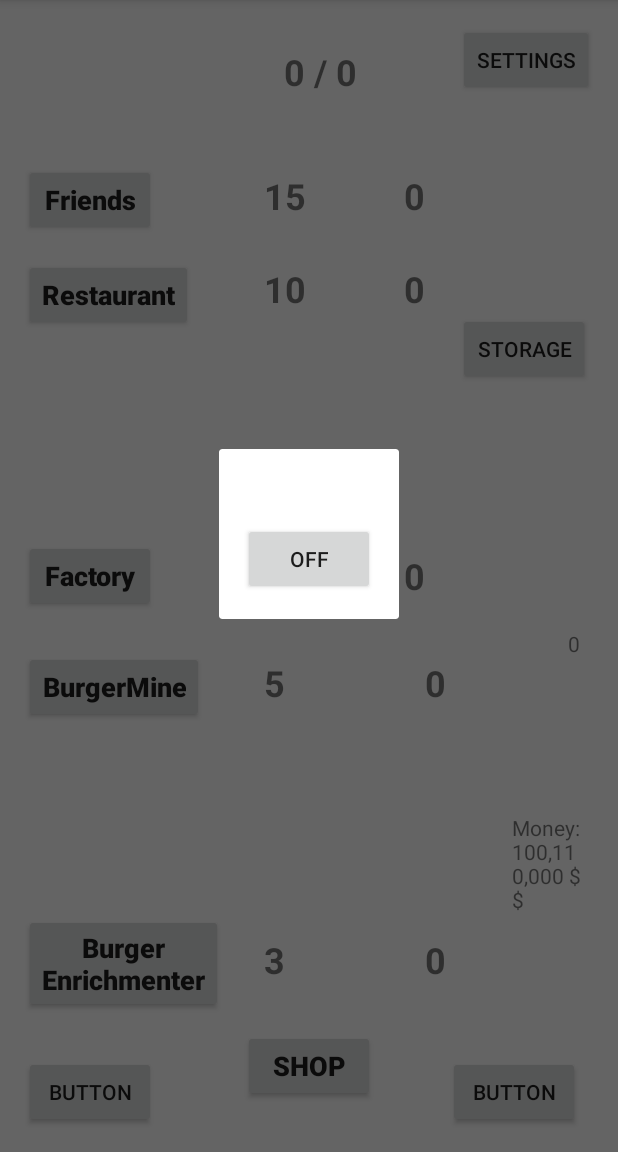
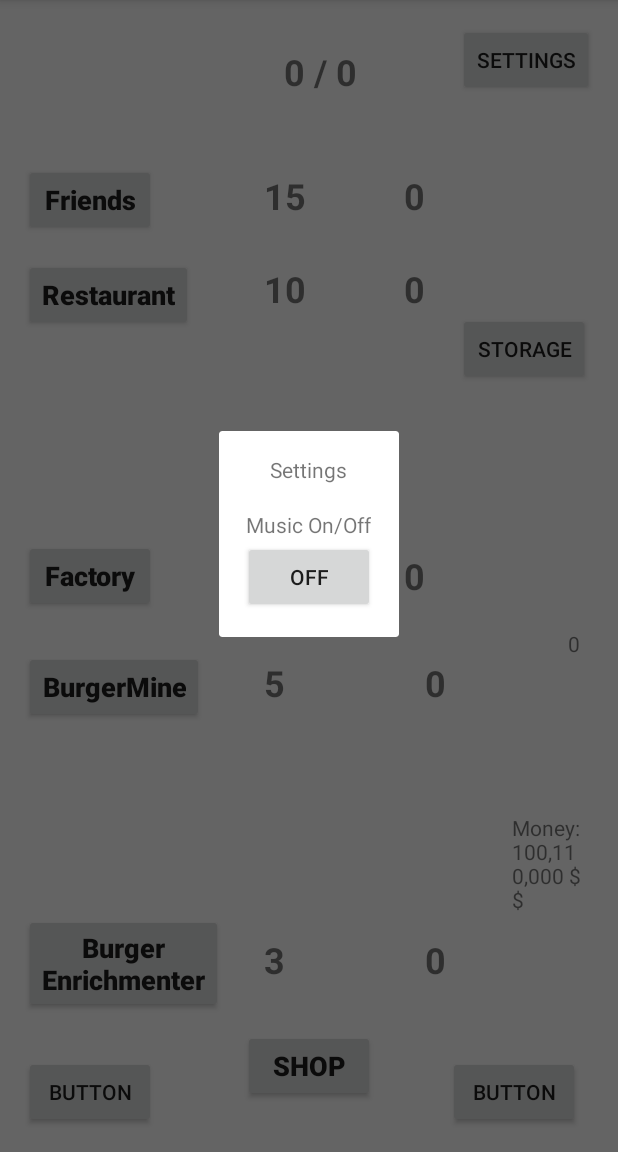
Before and after one commit to Deremick/FeedTheWorld3, an Android app: the screen it shows after launch (MainActivity), after a tap on "SETTINGS", on a phone screen of 412 x 824 dp, the part 84-1236 px from its top. Run offline under Robolectric (Android 15) with nearby library versions, the light colour scheme and no system bars.

Commit message:
2016.11.13 - 18:13

```diff
--- a/app/src/main/java/com/alexanderwolf/feedtheworld/MainActivity.java
+++ b/app/src/main/java/com/alexanderwolf/feedtheworld/MainActivity.java
@@ -11,17 +11,12 @@ import android.os.Bundle;
 import android.view.View;
 import android.widget.Button;
 import android.widget.TextView;
-import android.widget.ToggleButton;
 
 import com.alexanderwolf.Buy;
-import com.alexanderwolf.Ingredients;
-import com.alexanderwolf.Settings;
 import com.alexanderwolf.Storage;
 
 import java.text.DecimalFormat;
 import java.util.Date;
-import java.util.Timer;
-import java.util.TimerTask;
 
 public class MainActivity extends AppCompatActivity {
 
@@ -62,6 +57,7 @@ public class MainActivity extends AppCompatActivity {
 
     boolean firstStart;
     private static TextView MoneyText;
+    boolean firstPress;
 
 
     @Override
@@ -70,8 +66,8 @@ public class MainActivity extends AppCompatActivity {
         setContentView(R.layout.activity_main);
 
         setAlarmManager();
-
-
+        Intent Noti = new Intent(this, Notification.class);
+        startService(Noti);
         MoneyText = (TextView) findViewById(R.id.MoneyText);
 
         SharedPreferences firstPref = getSharedPreferences("FirstStart", Context.MODE_PRIVATE);
@@ -113,8 +109,8 @@ public class MainActivity extends AppCompatActivity {
             public void onClick(View view) {
                 Dialog settings = new Dialog(MainActivity.this);
 
+                settings.setContentView(R.layout.activity_settings);
                 settings.setTitle("Settings");
-                settings.setContentView(R.layout.activity_settings);
                 settings.show();
 
                 SharedPreferences pressedPref = getSharedPreferences("Pressed", Context.MODE_PRIVATE);
@@ -126,6 +122,7 @@ public class MainActivity extends AppCompatActivity {
                 else {
                     musicOnOff.setText("On");
                 }
+
 
              //   final Button musicOnOff = (Button) settings.findViewById(R.id.musicSwitcher);
                 musicOnOff.setOnClickListener(new View.OnClickListener() {
@@ -169,6 +166,7 @@ public class MainActivity extends AppCompatActivity {
             }
         });
 
+
         SharedPreferences numberofFriends = getSharedPreferences("Producters", Context.MODE_PRIVATE);
         numberOfFriends = numberofFriends.getInt("NOFriends", 0);
 
@@ -193,6 +191,10 @@ public class MainActivity extends AppCompatActivity {
         MineProduct = sumPref.getInt("MineProd", 0);
         EnrichProduct = sumPref.getInt("EnrichProd", 0);
 
+        if (numberOfFriends == 0) {
+            final Button startFriend = (Button) findViewById(R.id.Start_Friends);
+            startFriend.setClickable(false);
+        }
         if (numberOfRests == 0) {
             final Button startRest = (Button) findViewById(R.id.start_Restaurant);
             startRest.setClickable(false);
@@ -240,6 +242,16 @@ public class MainActivity extends AppCompatActivity {
                         runOnUiThread(new Runnable() {
                             @Override
                             public void run() {
+                                SharedPreferences started = getSharedPreferences("Started", Context.MODE_PRIVATE);
+                                friendsStarted = started.getBoolean("FriendsStarted", false);
+                                restStarted = started.getBoolean("RestStarted", false);
+                                factStarted = started.getBoolean("FactStarted", false);
+                                mineStarted = started.getBoolean("MineStarted", false);
+                                enrichStarted = started.getBoolean("EnrichStarted", false);
+                                if (numberOfFriends > 0 && !friendsStarted) {
+                                    final Button startFriend = (Button) findViewById(R.id.Start_Friends);
+                                    startFriend.setClickable(true);
+                                }
                                 if (numberOfRests > 0 && !restStarted) {
                                     final Button startRest = (Button) findViewById(R.id.start_Restaurant);
                                     startRest.setClickable(true);
@@ -316,16 +328,10 @@ public class MainActivity extends AppCompatActivity {
 
                                     SharedPreferences.Editor sumEdit = sumPref.edit();
                                     sumEdit.putInt("sumProd", productSum + EnrichProduct + MineProduct + FactProduct + RestProduct + FriendProduct);
-                                    sumEdit.commit();
-
                                     sumEdit.putInt("FriendProd", 0);
-                                    sumEdit.commit();
                                     sumEdit.putInt("RestProd", 0);
-                                    sumEdit.commit();
                                     sumEdit.putInt("FactProd", 0);
-                                    sumEdit.commit();
                                     sumEdit.putInt("MineProd", 0);
-                                    sumEdit.commit();
                                     sumEdit.putInt("EnrichProd", 0);
                                     sumEdit.commit();
                                 SharedPreferences ingredient = getSharedPreferences("Ingredients", Context.MODE_PRIVATE);
@@ -351,82 +357,94 @@ public class MainActivity extends AppCompatActivity {
 
     public void startFriends(View view) {
         friendsStarted = true;
+        SharedPreferences started = getSharedPreferences("Started", Context.MODE_PRIVATE);
+        SharedPreferences.Editor FriendsStarted = started.edit();
+        FriendsStarted.putBoolean("FriendsStarted", friendsStarted);
+        FriendsStarted.commit();
+        firstPress = started.getBoolean("firstStart", true);
+
         final Button startFriends = (Button) findViewById(R.id.Start_Friends);
         startFriends.setClickable(false);
-        Intent FriendIntent = new Intent(this, FriendProduct.class);
-        startService(FriendIntent);
+        if (firstPress) {
+            Intent FriendIntent = new Intent(this, FriendProduct.class);
+            startService(FriendIntent);
+
+            Intent fakeNoti = new Intent(this, FakeNotification.class);
+            startService(fakeNoti);
+        }
     }
 
 
     public void startRestaurant(View view) {
         restStarted = true;
+        SharedPreferences started = getSharedPreferences("Started", Context.MODE_PRIVATE);
+        SharedPreferences.Editor Started = started.edit();
+        Started.putBoolean("RestStarted", restStarted);
+        Started.commit();
+
         final Button startRest = (Button) findViewById(R.id.start_Restaurant);
         startRest.setClickable(false);
+
         Intent RestIntent = new Intent(this, RestProduct.class);
         startService(RestIntent);
+
+        Intent fakeNoti = new Intent(this, FakeNotification.class);
+        startService(fakeNoti);
     }
 
     public void startFactory(View view) {
         factStarted = true;
+        SharedPreferences started = getSharedPreferences("Started", Context.MODE_PRIVATE);
+        SharedPreferences.Editor Started = started.edit();
+        Started.putBoolean("FactStarted", factStarted);
+        Started.commit();
+
         final Button startFact = (Button) findViewById(R.id.start_Factory);
         startFact.setClickable(false);
+
         Intent FactIntent = new Intent(this, FactProduct.class);
         startService(FactIntent);
+
+        Intent fakeNoti = new Intent(this, FakeNotification.class);
+        startService(fakeNoti);
     }
 
 
     public void startMine(View view) {
         mineStarted = true;
+        SharedPreferences started = getSharedPreferences("Started", Context.MODE_PRIVATE);
+        SharedPreferences.Editor Started = started.edit();
+        Started.putBoolean("MineStarted", mineStarted);
+        Started.commit();
+
         final Button startMine = (Button) findViewById(R.id.start_BurgerMine);
         startMine.setClickable(false);
+
         Intent MineIntent = new Intent(this, MineProduct.class);
         startService(MineIntent);
 
-
-    /*    Timer mine = new Timer();
-        mine.schedule(new TimerTask() {
-            @Override
-            public void run() {
-                SharedPreferences sumPref = getSharedPreferences("Producters", Context.MODE_PRIVATE);
-                SharedPreferences storagePref = getSharedPreferences("Storage", Context.MODE_PRIVATE);
-                storage = storagePref.getInt("storage", 0);
-                ALLproduct = sumPref.getInt("sumProd", 0);
-                if (ALLproduct < storage) {
-                    if (MineTimer >= 0 && ingredient > 0) {
-                        MineTimer--;
-
-                    }
-                    if (MineTimer == 0 && ingredient > 0) {
-                        MineTimer = 5;
-                    }
-
-                }
-            }
-        }, 1000, 1000); */
+        Intent fakeNoti = new Intent(this, FakeNotification.class);
+        startService(fakeNoti);
     }
 
 
     public void startEnrich(View view) {
         enrichStarted = true;
+        SharedPreferences started = getSharedPreferences("Started", Context.MODE_PRIVATE);
+        SharedPreferences.Editor Started = started.edit();
+        Started.putBoolean("EnrichStarted", enrichStarted);
+        Started.commit();
+
         final Button startEnrich = (Button) findViewById(R.id.start_BurgerEnrichment);
         startEnrich.setClickable(false);
+
         Intent enrichIntent = new Intent(this, com.alexanderwolf.feedtheworld.EnrichProduct.class);
         startService(enrichIntent);
+
+        Intent fakeNoti = new Intent(this, FakeNotification.class);
+        startService(fakeNoti);
     }
 
-   /* public int sumP() {
-
-                if (FriendTimer == 0 || RestTimer == 0 || FactTimer == 0 || MineTimer == 0 || EnrichTimer == 0) {
-                    productSum = FriendProduct + RestProduct + FactProduct + MineProduct + EnrichProduct;
-
-                    SharedPreferences sumPref = getSharedPreferences("Producters", Context.MODE_PRIVATE);
-                    SharedPreferences.Editor sumEdit = sumPref.edit();
-                    sumEdit.putInt("sumProd", productSum);
-                    sumEdit.commit();
-
-                }
-        return productSum;
-    } */
 
     public void Shop(View view) {
         megallit = false;
@@ -476,57 +494,20 @@ public class MainActivity extends AppCompatActivity {
 
     }
 
- /*   public void Settings() {
-        final Button Settings = (Button) findViewById(R.id.Settings_button);
-
-        Settings.setOnClickListener(new View.OnClickListener() {
-            @Override
-            public void onClick(View view) {
-                Dialog settings = new Dialog(MainActivity.this);
-                settings.setTitle("Settings");
-                settings.setContentView(R.layout.activity_settings);
-                settings.show();
-
-                final ToggleButton musicOnOff = (ToggleButton) settings.findViewById(R.id.toggleButton2);
-                musicOnOff.setOnClickListener(new View.OnClickListener() {
-                    @Override
-                    public void onClick(View view) {
-                        if (musicOnOff.isChecked()) {
-                            Intent music = new Intent(MainActivity.this, Music_Service.class);
-                            startService(music);
-                        }
-                        if (!(musicOnOff.isChecked())) {
-                            Intent music = new Intent(MainActivity.this, Music_Service.class);
-                            stopService(music);
-                        }
-                    }
-                });
-            }
-        });
-
-
-    } */
-
     public void StorageAct(View view) {
         Intent storageAct = new Intent("com.alexanderwolf.Storage");
         storageAct.setClass(MainActivity.this, Storage.class);
         startActivity(storageAct);
     }
 
-  /*  public void IngredientsShop(View view) {
-        Intent ingredient = new Intent("com.alexanderwolf.Ingredients");
-        ingredient.setClass(MainActivity.this, Ingredients.class);
-        startActivity(ingredient);
-    } */
-
     private void setAlarmManager() {
-        Intent intent = new Intent(this, EnrichProduct.class);
+        Intent intent = new Intent(this, Stock.class);
         PendingIntent sender = PendingIntent.getBroadcast(this, 2, intent, 0);
         AlarmManager am = (AlarmManager) getSystemService(ALARM_SERVICE);
         long l = new Date().getTime();
         if (l < new Date().getTime()) {
-            l += 10000; // start at next hour
+            l += 3600000; // start at next hour
         }
-        am.setRepeating(AlarmManager.RTC_WAKEUP, l, 10000, sender);
+        am.setRepeating(AlarmManager.RTC_WAKEUP, l, 3600000, sender);
     }
 }
--- a/app/src/main/res/layout/activity_settings.xml
+++ b/app/src/main/res/layout/activity_settings.xml
@@ -14,8 +14,25 @@
         android:text="Off"
         android:layout_width="wrap_content"
         android:layout_height="wrap_content"
-        android:layout_alignParentTop="true"
+        android:layout_marginTop="38dp"
+        android:id="@+id/musicSwitcher"
+        android:layout_below="@+id/textView7"
+        android:layout_centerHorizontal="true" />
+
+    <TextView
+        android:text="Settings"
+        android:layout_width="wrap_content"
+        android:layout_height="wrap_content"
+        android:id="@+id/textView7"
+        android:textAlignment="center"
+        android:layout_centerHorizontal="true" />
+
+    <TextView
+        android:text="Music On/Off"
+        android:layout_width="wrap_content"
+        android:layout_height="wrap_content"
+        android:id="@+id/textView8"
+        android:layout_below="@+id/textView7"
         android:layout_centerHorizontal="true"
-        android:layout_marginTop="33dp"
-        android:id="@+id/musicSwitcher" />
+        android:layout_marginTop="17dp" />
 </RelativeLayout>
--- a/app/src/main/res/layout/activity_storage.xml
+++ b/app/src/main/res/layout/activity_storage.xml
@@ -37,7 +37,7 @@
         android:max="1000" />
 
     <Button
-        android:text="new stock value"
+        android:text="new stock value (50,000 $$)"
         android:layout_width="wrap_content"
         android:layout_height="wrap_content"
         android:id="@+id/button4"
```
Also changed, not shown: app/src/main/AndroidManifest.xml (+8 -0 lines), app/src/main/java/com/alexanderwolf/Storage.java (+38 -7 lines), app/src/main/java/com/alexanderwolf/feedtheworld/EnrichProduct.java (+61 -12 lines), app/src/main/java/com/alexanderwolf/feedtheworld/FactProduct.java (+71 -3 lines), app/src/main/java/com/alexanderwolf/feedtheworld/FakeNotification.java (added, +42 -0 lines), app/src/main/java/com/alexanderwolf/feedtheworld/FriendProduct.java (+72 -5 lines), app/src/main/java/com/alexanderwolf/feedtheworld/MineProduct.java (+75 -3 lines), app/src/main/java/com/alexanderwolf/feedtheworld/Notification.java (added, +50 -0 lines), app/src/main/java/com/alexanderwolf/feedtheworld/RestProduct.java (+70 -5 lines), app/src/main/java/com/alexanderwolf/feedtheworld/Stock.java (+5 -4 lines).
